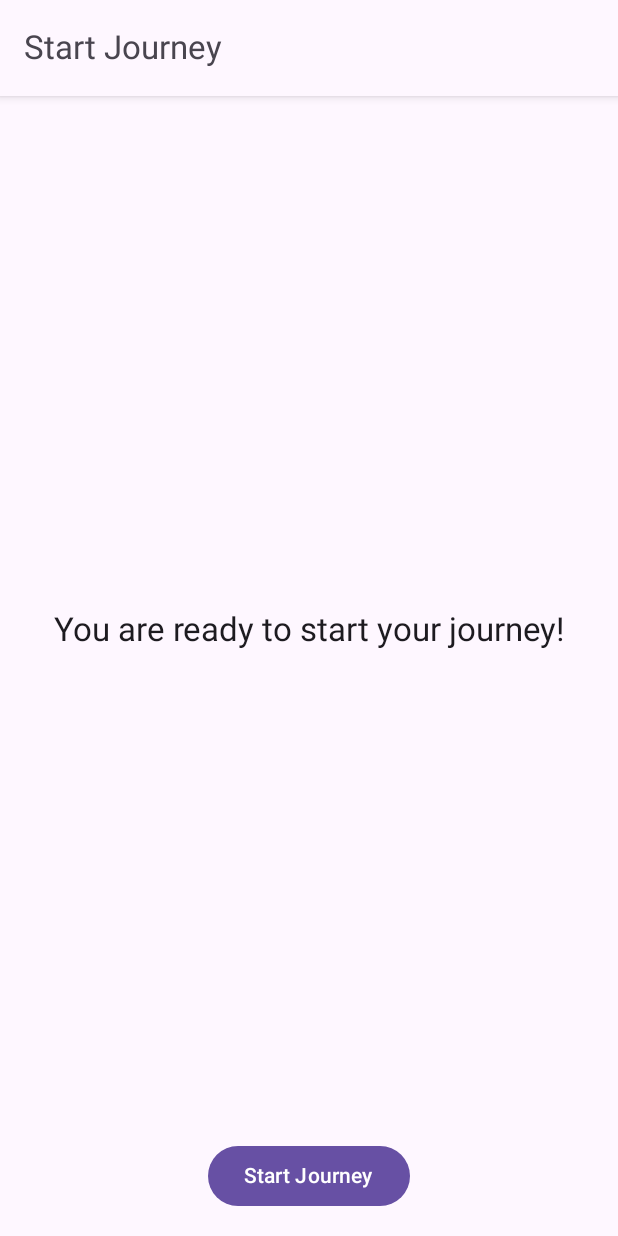
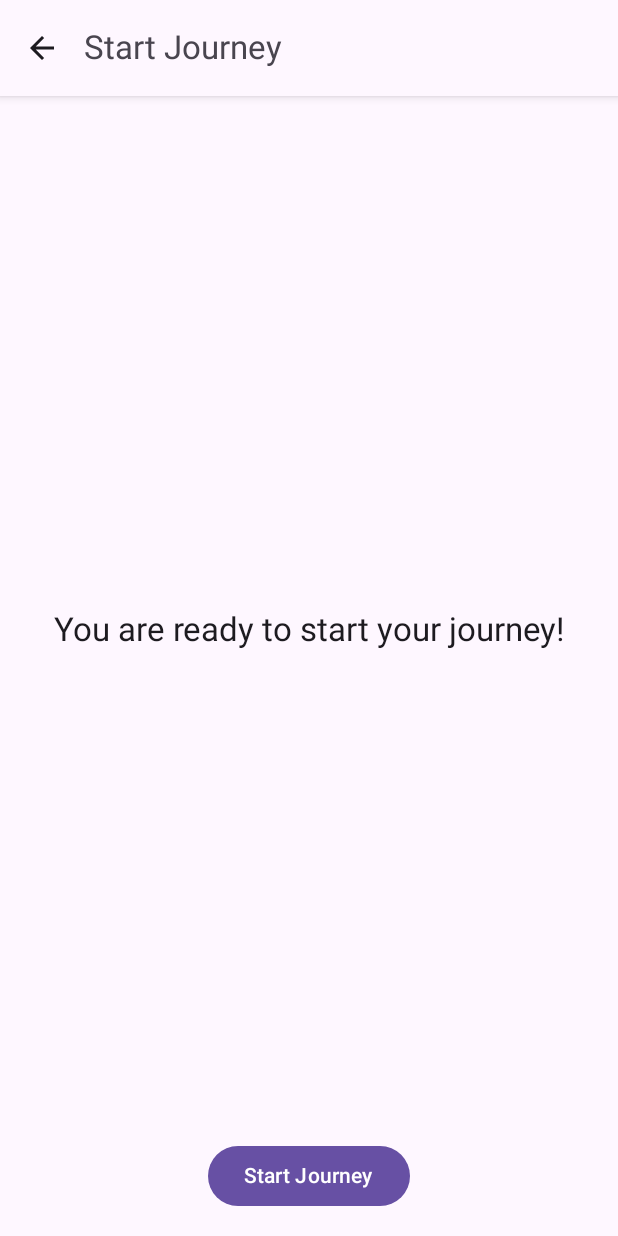
Before and after one commit to gowthamraj07/JourneyTracker, an Android app built with Jetpack Compose: the @Preview function StartJourneyScreenPreview, on a phone screen of 412 x 824 dp. Run offline under Robolectric (Android 15) with nearby library versions, the phone set to English and light mode, and no system bars; libraries missing offline, so code that uses them is left out: com.ramcosta.composedestinations; 1 statement that could not run was skipped.

Commit message:
Add back navigation to StartJourneyScreen

```diff
--- a/app/src/main/java/com/gowthamraj07/journeytracker/ui/start/journey/StartJourneyScreen.kt
+++ b/app/src/main/java/com/gowthamraj07/journeytracker/ui/start/journey/StartJourneyScreen.kt
@@ -6,8 +6,12 @@ import androidx.compose.foundation.layout.PaddingValues
 import androidx.compose.foundation.layout.fillMaxSize
 import androidx.compose.foundation.layout.padding
 import androidx.compose.foundation.layout.wrapContentSize
+import androidx.compose.material.icons.Icons
+import androidx.compose.material.icons.automirrored.filled.ArrowBack
 import androidx.compose.material3.Button
 import androidx.compose.material3.ExperimentalMaterial3Api
+import androidx.compose.material3.Icon
+import androidx.compose.material3.IconButton
 import androidx.compose.material3.MaterialTheme
 import androidx.compose.material3.Scaffold
 import androidx.compose.material3.Text
@@ -39,6 +43,11 @@ fun StartJourneyScreen(
                         style = MaterialTheme.typography.titleLarge,
                         color = MaterialTheme.colorScheme.onSurfaceVariant
                     )
+                },
+                navigationIcon = {
+                    IconButton(onClick = { navigator.navigateUp() }) {
+                        Icon(Icons.AutoMirrored.Filled.ArrowBack, contentDescription = "Back")
+                    }
                 },
                 modifier = Modifier.shadow(4.dp)
             )
```
